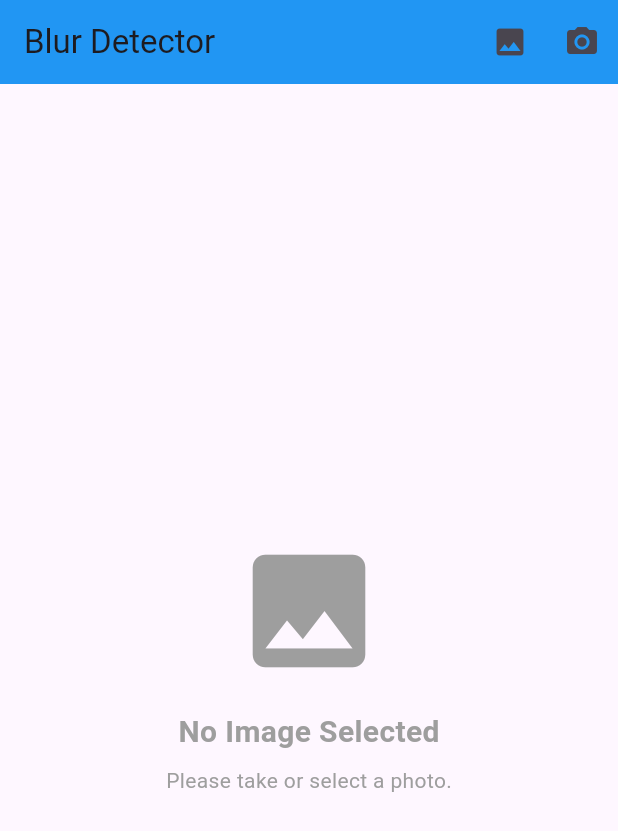
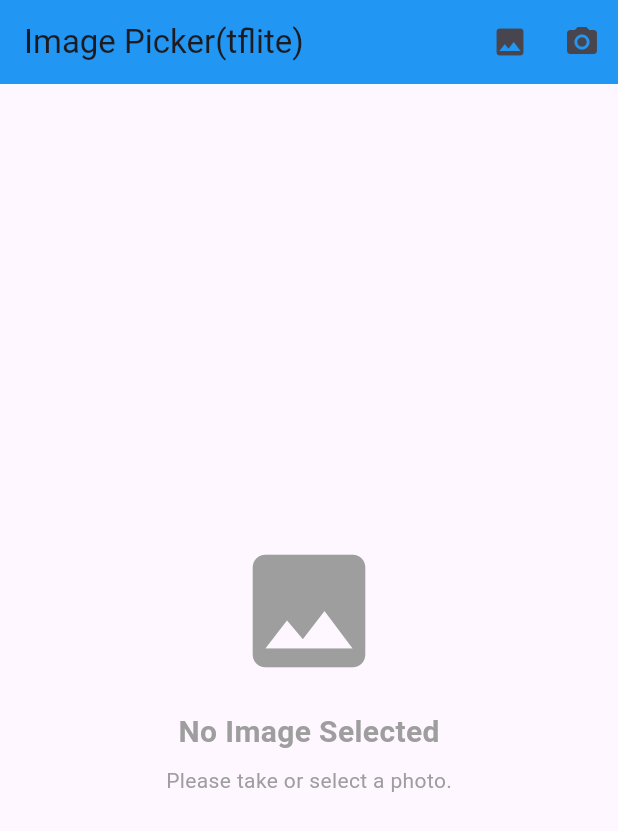
Before and after one commit to fluffydev0/image_blur_checker, a Flutter app: the screen it shows after launch, on a phone screen of 412 x 824 dp. Shown: the top 831 px of the screen. Run offline on Flutter 3.47's test engine with Material 3 defaults, Android fonts, the phone set to English and light mode, and no system bars; our stand-ins replace image_picker; missing offline and left inert: tflite_flutter.

Commit message:
uodate: code update

```diff
--- a/lib/main.dart
+++ b/lib/main.dart
@@ -1,7 +1,10 @@
 import 'dart:io';
 import 'package:flutter/material.dart';
 import 'package:image_picker/image_picker.dart';
-import 'package:blur_detection/blur_detection.dart';
+import 'package:tflite_flutter/tflite_flutter.dart';
+import 'package:image/image.dart' as img;
+
+late Interpreter interpreter;
 
 void main() {
   runApp(const MyApp());
@@ -14,7 +17,7 @@ class MyApp extends StatelessWidget {
   Widget build(BuildContext context) {
     return MaterialApp(
       debugShowCheckedModeBanner: false,
-      title: 'Blur Detector',
+      title: 'Image Picker(tflite)',
       theme: ThemeData(
         primarySwatch: Colors.blue,
       ),
@@ -32,41 +35,67 @@ class ImagePickerScreen extends StatefulWidget {
 
 class _ImagePickerScreenState extends State<ImagePickerScreen> {
   File? _image;
+  final ImagePicker _picker = ImagePicker();
   bool _isLoading = false;
-  bool? _isBlurry;
-  final ImagePicker _picker = ImagePicker();
+  String _predictionResult = '';
+  Future<void>? _modelLoadFuture;
+
+  @override
+  void initState() {
+    super.initState();
+    _modelLoadFuture = loadModel();
+  }
+
+  Future<void> loadModel() async {
+    interpreter = await Interpreter.fromAsset('model.tflite');
+    print('Model loaded');
+  }
 
   Future<void> _pickImage({required bool fromCamera}) async {
+    setState(() {
+      _isLoading = true;
+    });
     final XFile? pickedFile = fromCamera
         ? await _picker.pickImage(source: ImageSource.camera)
         : await _picker.pickImage(source: ImageSource.gallery);
 
-    if (pickedFile != null) {
-      setState(() {
-        _isLoading = true;
-        _isBlurry = null;
-      });
-
-      final file = File(pickedFile.path);
-
-      try {
-        // Using blur_detection package
-        final isBlurry = await BlurDetectionService.isImageBlurred(file);
-
-        setState(() {
-          _image = file;
-          _isBlurry = isBlurry;
-          _isLoading = false;
-        });
-      } catch (e) {
     setState(() {
       _isLoading = false;
+      if (pickedFile != null) {
+        _image = File(pickedFile.path);
+        detectBlur(_image!);
+      }
     });
-        ScaffoldMessenger.of(context).showSnackBar(
-          SnackBar(content: Text('Error detecting blur: ${e.toString()}')),
-        );
   }
+
+Future<List<List<List<double>>>> preprocess(File imageFile) async {
+  final bytes = await imageFile.readAsBytes();
+  final image = img.decodeImage(bytes)!;
+
+  final resized = img.copyResize(image, width: 224, height: 224);
+
+  return List.generate(224, (y) {
+    return List.generate(224, (x) {
+      final pixel = resized.getPixel(x, y);
+      // final int pixelValue = pixel is int ? pixel : pixel.toInt();
+      final int pixelValue = pixel as int;
+      final r = (pixelValue >> 16) & 0xFF;
+      final g = (pixelValue >> 8) & 0xFF;
+      final b = pixelValue & 0xFF;
+
+      return [r / 255.0, g / 255.0, b / 255.0];
+    });
+  });
 }
+
+  Future<void> detectBlur(File imageFile) async {
+    var input = [await preprocess(imageFile)];
+    var output = List.filled(1 * 1, 0.0).reshape([1, 1]);
+    interpreter.run(input, output);
+    setState(() {
+      _predictionResult = "Prediction: ${output[0][0]}";
+    });
+    print("Prediction: ${output[0][0]}");
   }
 
   Widget _buildImagePreview() {
@@ -102,34 +131,10 @@ class _ImagePickerScreenState extends State<ImagePickerScreen> {
       );
     } else {
       return Column(
-        crossAxisAlignment: CrossAxisAlignment.stretch,
-        children: <Widget>[
-          Expanded(
-            child: Image.file(_image!),
-          ),
-          if (_isBlurry != null)
-            Container(
-              padding: const EdgeInsets.all(16.0),
-              color: _isBlurry! ? Colors.red.shade100 : Colors.green.shade100,
-              child: Row(
-                mainAxisAlignment: MainAxisAlignment.center,
         children: [
-                  Icon(
-                    _isBlurry! ? Icons.blur_on : Icons.blur_off,
-                    color: _isBlurry! ? Colors.red : Colors.green,
-                  ),
-                  const SizedBox(width: 8),
-                  Text(
-                    _isBlurry! ? 'Image is Blurry' : 'Image is Sharp',
-                    style: TextStyle(
-                      fontSize: 18,
-                      fontWeight: FontWeight.bold,
-                      color: _isBlurry! ? Colors.red : Colors.green,
-                    ),
-                  ),
-                ],
-              ),
-            ),
+          Image.file(_image!),
+          const SizedBox(height: 20),
+          Text(_predictionResult, style: const TextStyle(fontSize: 18)),
         ],
       );
     }
@@ -139,7 +144,7 @@ class _ImagePickerScreenState extends State<ImagePickerScreen> {
   Widget build(BuildContext context) {
     return Scaffold(
       appBar: AppBar(
-        title: const Text('Blur Detector'),
+        title: const Text('Image Picker(tflite)'),
         actions: <Widget>[
           IconButton(
             icon: const Icon(Icons.image),
@@ -153,9 +158,19 @@ class _ImagePickerScreenState extends State<ImagePickerScreen> {
         backgroundColor: Colors.blue,
         elevation: 0.0,
       ),
-      body: Stack(
+      body: FutureBuilder<void>(
+        future: _modelLoadFuture,
+        builder: (context, snapshot) {
+          if (snapshot.connectionState == ConnectionState.waiting) {
+            return const Center(child: CircularProgressIndicator());
+          } else if (snapshot.hasError) {
+            return Center(
+                child: Text(
+                    'Error loading model: \u001b[31m${snapshot.error}\u001b[0m'));
+          } else {
+            return Stack(
               children: [
-          _buildImagePreview(),
+                Center(child: _buildImagePreview()),
                 if (_isLoading)
                   Container(
                     color: Colors.black.withOpacity(0.5),
@@ -164,6 +179,9 @@ class _ImagePickerScreenState extends State<ImagePickerScreen> {
                     ),
                   ),
               ],
+            );
+          }
+        },
       ),
     );
   }
--- a/pubspec.yaml
+++ b/pubspec.yaml
@@ -33,7 +33,9 @@ dependencies:
   image_picker: ^1.0.7
   cupertino_icons: ^1.0.8
   permission_handler: ^11.3.1
-  blur_detection: ^1.0.0
+  # tflite: ^1.1.2
+  tflite_flutter: ^0.10.4
+  image: ^4.1.7
 
 dev_dependencies:
   flutter_test:
@@ -85,3 +87,5 @@ flutter:
   #
   # For details regarding fonts from package dependencies,
   # see https://flutter.dev/to/font-from-package
+  assets:
+    - assets/blur_detector.tflite
```
Also changed, not shown: pubspec.lock, 5 other files. Lines whose indentation alone changed are shown as unchanged.
